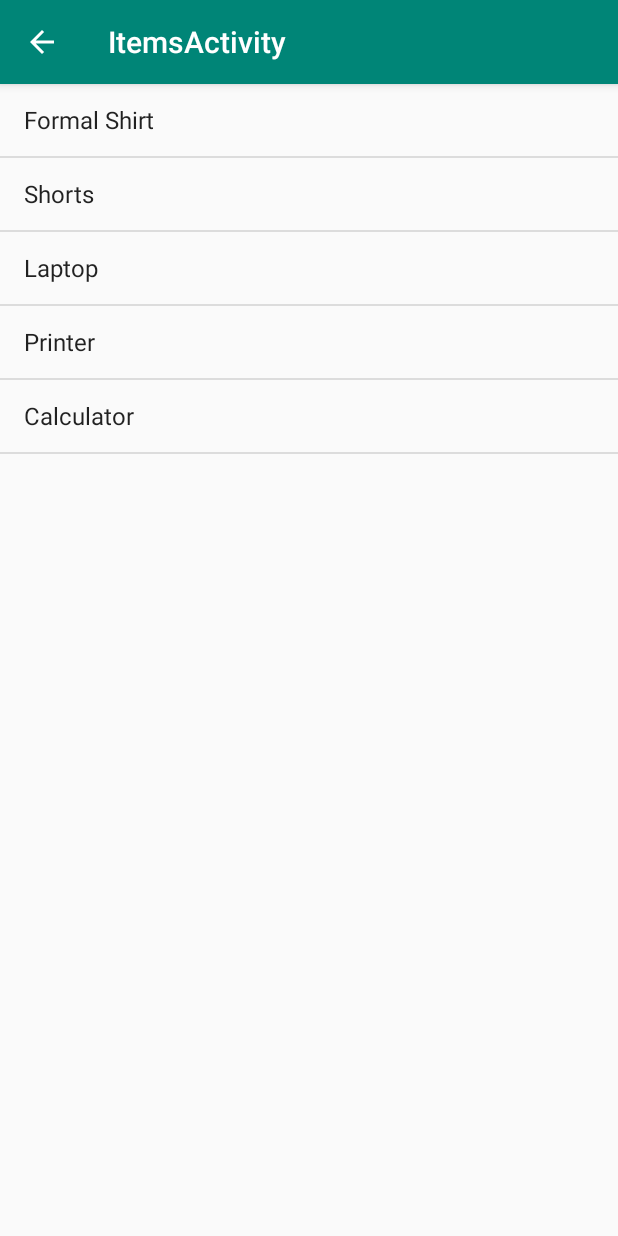
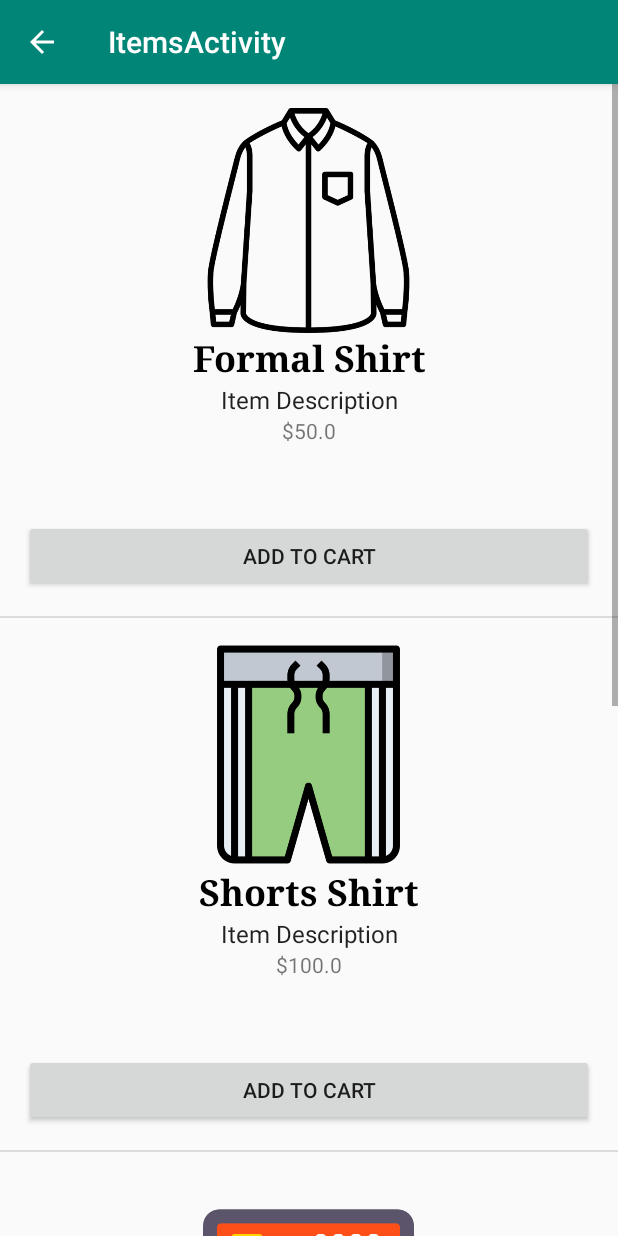
Before and after one commit to karimcambridge/comp-3606-assignment-1, an Android app: the screen it shows after launch (ItemsActivity), after a tap on "VIEW STORE", on a phone screen of 412 x 824 dp. Run offline under Robolectric (Android 15) with nearby library versions, the phone set to English and light mode, and no system bars.

Commit message:
Added item prices, display price on item list display, added ItemModel ... CartModel ... & DBHelper. Use SQLite to store and retrieve data across ItemsActivity. Add UNDO button to card add.
- Use a LinearLayout in activity_item_details.xml.
- Removed 5th item (Calculator).
- Temp comment out Item Details response for now.

```diff
--- a/app/src/main/AndroidManifest.xml
+++ b/app/src/main/AndroidManifest.xml
@@ -25,7 +25,7 @@
             android:theme="@style/AppTheme.NoActionBar">
             <meta-data
                 android:name="android.support.PARENT_ACTIVITY"
-                android:value="com.example.comp3606_assignment_1.ItemsActivity" />
+                android:value="com.example.comp3606_assignment_1.MainActivity" />
         </activity>
         <activity
             android:name=".ItemsActivity"
--- a/app/src/main/java/com/example/comp3606_assignment_1/ItemsActivity.java
+++ b/app/src/main/java/com/example/comp3606_assignment_1/ItemsActivity.java
@@ -1,14 +1,34 @@
 package com.example.comp3606_assignment_1;
 
+import android.content.ContentValues;
+import android.content.Context;
 import android.content.Intent;
+import android.database.Cursor;
+import android.database.sqlite.SQLiteDatabase;
+import android.database.sqlite.SQLiteOpenHelper;
 import android.os.Bundle;
 
 import androidx.appcompat.app.AppCompatActivity;
 import androidx.appcompat.widget.Toolbar;
 
+import android.view.LayoutInflater;
 import android.view.View;
+import android.view.ViewGroup;
 import android.widget.AdapterView;
+import android.widget.ArrayAdapter;
+import android.widget.Button;
+import android.widget.ImageView;
 import android.widget.ListView;
+import android.widget.TextView;
+
+import com.example.comp3606_assignment_1.models.CartModel;
+import com.example.comp3606_assignment_1.models.DBHelper;
+import com.example.comp3606_assignment_1.models.ItemModel;
+import com.google.android.material.snackbar.Snackbar;
+
+import java.util.ArrayList;
+import java.util.HashMap;
+import java.util.Map;
 
 public class ItemsActivity extends AppCompatActivity {
 
@@ -21,7 +41,35 @@ public class ItemsActivity extends AppCompatActivity {
 
 		getSupportActionBar().setDisplayHomeAsUpEnabled(true);
 
-		ListView lv = (ListView) findViewById(R.id.items_list);
+		final SQLiteDatabase db = (new DBHelper(this)).getReadableDatabase();
+		ListView lv = (ListView)findViewById(R.id.items_list);
+		ArrayList<Map> items = new ArrayList<>();
+
+		Cursor i = db.query(ItemModel.ItemEntry.TABLE_NAME,
+			new String[]{ItemModel.ItemEntry.ID,
+			ItemModel.ItemEntry.NAME,
+			ItemModel.ItemEntry.PRICE,
+			ItemModel.ItemEntry.IMAGE},
+			null, null, null, null, null
+		);
+
+		while(i.moveToNext()) {
+			int id = i.getInt(i.getColumnIndex(ItemModel.ItemEntry.ID));
+			double price = i.getDouble(i.getColumnIndex(ItemModel.ItemEntry.PRICE));
+			String name = i.getString(i.getColumnIndex(ItemModel.ItemEntry.NAME));
+			int imageId = i.getInt(i.getColumnIndex(ItemModel.ItemEntry.IMAGE));
+
+			Map map = new HashMap();
+			map.put("name", name);
+			map.put("price", price);
+			map.put("image", imageId);
+			map.put("itemid", id);
+
+			items.add(map);
+		}
+
+		ArrayAdapter<Map> adapter = new ItemAdapter(this, items);
+		lv.setAdapter(adapter);
 		lv.setOnItemClickListener(new AdapterView.OnItemClickListener() {
 			@Override
 			public void onItemClick(AdapterView<?> parent, View view, int position, long id) {
@@ -33,4 +81,75 @@ public class ItemsActivity extends AppCompatActivity {
 			}
 		});
 	}
+
+	public class ItemAdapter extends ArrayAdapter<Map> {
+		public ItemAdapter(Context context, ArrayList<Map> items) { super(context, 0, items); }
+
+		public View getView(int position, View v, ViewGroup p) {
+			v = LayoutInflater.from(getContext()).inflate(R.layout.content_item_details, null);
+			Map iMap = getItem(position);
+			int imageId = (Integer)iMap.get("image");
+			String name = (String)iMap.get("name");
+			double price = (double)iMap.get("price");
+			((ImageView)v.findViewById(R.id.img_icon)).setImageResource(imageId);
+			((TextView)v.findViewById(R.id.txt_name)).setText(name);
+			((TextView)v.findViewById(R.id.txt_price)).setText("$" + new Double(price).toString());
+
+			Button cartButton = (Button)v.findViewById(R.id.btn_add_cart);
+			cartButton.setTag(position);
+			cartButton.setOnClickListener(new View.OnClickListener() {
+				@Override
+				public void onClick(View view) {
+					int position = (Integer) view.getTag();
+					// Access the row position here to get the correct data item
+					Map iMap = getItem(position);
+					// Do what you want here...
+
+					int imageId = (Integer)iMap.get("image");
+					String name = (String)iMap.get("name");
+					double price = (double)iMap.get("price");
+					int itemid = (Integer)iMap.get("itemid");
+
+					SQLiteOpenHelper helper = new DBHelper(ItemsActivity.this);
+					final SQLiteDatabase db = helper.getWritableDatabase();
+
+					ContentValues cv = new ContentValues();
+					cv.put(CartModel.CartEntry.ITEM, itemid);
+
+					final long cartId = db.insert(CartModel.CartEntry.TABLE_NAME, null, cv);
+
+					if(cartId != -1) {
+						Snackbar.make(view, "Item successfully added to the cart", Snackbar.LENGTH_LONG)
+								.setAction("UNDO", new View.OnClickListener() {
+									@Override
+									public void onClick(View v) {
+										try {
+											db.delete(CartModel.CartEntry.TABLE_NAME, CartModel.CartEntry.ITEM + "=" + cartId, null);
+											Snackbar.make(v, "Removed item from Cart", Snackbar.LENGTH_LONG).show();
+										} catch(Exception e) {
+											e.printStackTrace();
+											Snackbar.make(v, "Unable to remove Item from Cart", Snackbar.LENGTH_LONG).show();
+										}
+									}
+								}).show();
+					} else {
+						Snackbar.make(view, "Unable to add Item to Cart", Snackbar.LENGTH_LONG).show();
+					}
+				}
+			});
+			return v;
+		}
+	}
+
+	public void addToCart(View v) {
+		/*
+		switch(v.getId()) {
+			case R.id.btn_add_cart:
+				View parentRow = (View) v.getParent();
+				ListView listView = (ListView) parentRow.getParent();
+				final int position = listView.getPositionForView(parentRow);
+
+				break;
+		}*/
+	}
 }
--- /dev/null
+++ b/app/src/main/java/com/example/comp3606_assignment_1/models/DBHelper.java
@@ -0,0 +1,30 @@
+package com.example.comp3606_assignment_1.models;
+
+import android.content.Context;
+import android.database.sqlite.SQLiteDatabase;
+import android.database.sqlite.SQLiteOpenHelper;
+
+public class DBHelper extends SQLiteOpenHelper {
+	private static final int DB_VERSION = 1;
+	private static final String DB_NAME = "NewToyDB";
+
+	public DBHelper(Context context) {
+		super(context, DB_NAME, null, DB_VERSION);
+	}
+
+	@Override
+	public void onCreate(SQLiteDatabase db) {
+		db.execSQL(CartModel.CREATE_TABLE);
+		db.execSQL(ItemModel.CREATE_TABLE);
+		db.execSQL(ItemModel.CREATE_ITEMS());
+	}
+
+	@Override
+	public void onUpgrade(SQLiteDatabase db, int oldVersion, int newVersion) {
+		// upgrade db code
+		if(oldVersion < 2) {
+			db.execSQL(ItemModel.CREATE_TABLE);
+			db.execSQL(ItemModel.CREATE_ITEMS());
+		}
+	}
+}
--- /dev/null
+++ b/app/src/main/java/com/example/comp3606_assignment_1/models/ItemModel.java
@@ -0,0 +1,35 @@
+package com.example.comp3606_assignment_1.models;
+
+import android.provider.BaseColumns;
+
+import com.example.comp3606_assignment_1.R;
+
+public final class ItemModel {
+	private static final String TEXT_TYPE = " TEXT";
+	private static final String INT_TYPE = " INTEGER";
+	private static final String REAL_TYPE = " REAL";
+	public static abstract class ItemEntry implements BaseColumns {
+		public static final String TABLE_NAME = "items";
+		public static final String ID = "id";
+		public static final String NAME = "name";
+		public static final String PRICE = "price";
+		public static final String IMAGE = "image";
+	}
+	public static final String CREATE_TABLE =
+		"CREATE TABLE " + ItemEntry.TABLE_NAME + " (" +
+		ItemEntry.ID + INT_TYPE + " PRIMARY KEY, " +
+		ItemEntry.NAME + TEXT_TYPE + " NOT NULL, " +
+		ItemEntry.PRICE + REAL_TYPE + " NOT NULL, " +
+		ItemEntry.IMAGE + INT_TYPE +
+		");";
+
+	public static String CREATE_ITEMS() {
+		String str = "";
+		str += "INSERT INTO " + ItemEntry.TABLE_NAME + "(name, price, image) VALUES ";
+		str += " ('Formal Shirt', 50, " + R.drawable.formal_shirt + "),";
+		str += " ('Shorts Shirt', 100, " + R.drawable.shorts + "),";
+		str += " ('Laptop Shirt', 150, " + R.drawable.laptop + "),";
+		str += " ('Printer Shirt', 200, " + R.drawable.printer + ");";
+		return str;
+	}
+}
--- a/app/src/main/res/layout/content_item_details.xml
+++ b/app/src/main/res/layout/content_item_details.xml
@@ -50,6 +50,13 @@
         android:inputType="textShortMessage|textMultiLine|textCapSentences"
         android:singleLine="false" />
 
+    <TextView
+        android:id="@+id/txt_price"
+        android:layout_width="match_parent"
+        android:layout_height="wrap_content"
+        android:gravity="center_horizontal"
+        android:text="$1.0" />
+
     <Button
         android:id="@+id/btn_add_cart"
         android:layout_width="match_parent"
--- a/app/src/main/res/layout/content_items.xml
+++ b/app/src/main/res/layout/content_items.xml
@@ -12,6 +12,6 @@
         android:id="@+id/items_list"
         android:layout_width="match_parent"
         android:layout_height="match_parent"
-        android:entries="@array/items_available"/>
+        android:entries="@array/items_available" />
 
 </androidx.constraintlayout.widget.ConstraintLayout>
```
Also changed, not shown: app/src/main/java/com/example/comp3606_assignment_1/CartActivity.java (+32 -8 lines), app/src/main/java/com/example/comp3606_assignment_1/ItemDetailsActivity.java (+28 -16 lines), app/src/main/java/com/example/comp3606_assignment_1/models/CartModel.java (added, +19 -0 lines), app/src/main/res/layout/activity_item_details.xml (+5 -3 lines), app/src/main/res/values/strings.xml (+7 -3 lines), app/src/main/res/drawable/calculator.png (deleted).
